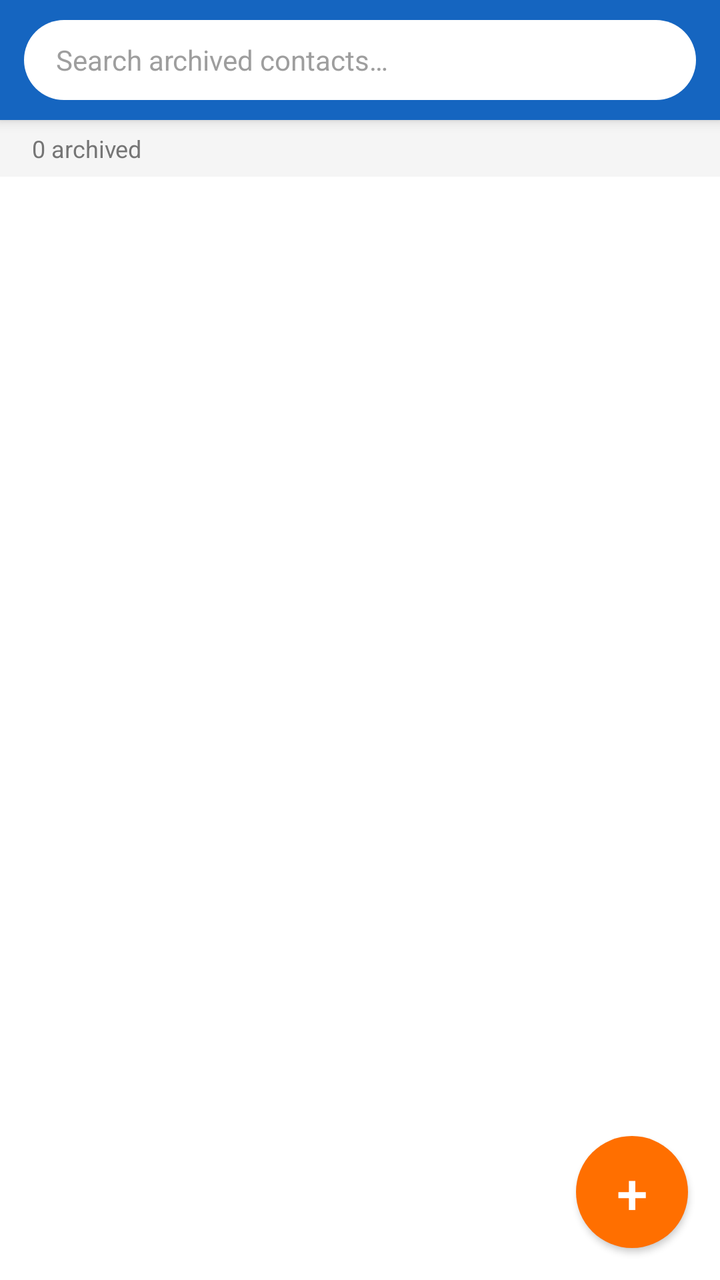
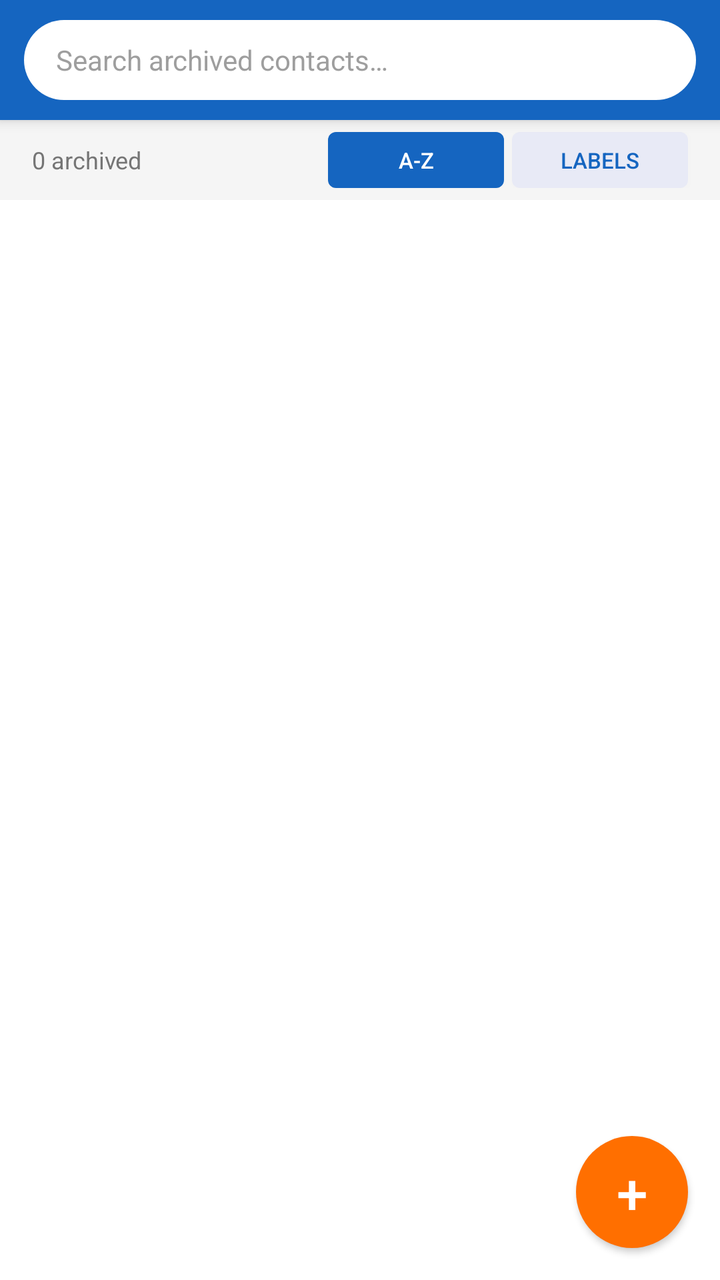

Compare the two renders of this Android layout. The source of the first and the diff that turns it into the second are given below.
<!-- AndroidManifest.xml: application theme android:Theme.Material.Light.DarkActionBar -->
<!-- res/layout/activity_main.xml -->
<?xml version="1.0" encoding="utf-8"?>
<FrameLayout xmlns:android="http://schemas.android.com/apk/res/android"
    android:layout_width="match_parent"
    android:layout_height="match_parent"
    android:background="#F5F5F5">

    <LinearLayout
        android:layout_width="match_parent"
        android:layout_height="match_parent"
        android:orientation="vertical">

        
        <LinearLayout
            android:id="@+id/layoutSearchBar"
            android:layout_width="match_parent"
            android:layout_height="wrap_content"
            android:orientation="horizontal"
            android:background="#1565C0"
            android:paddingLeft="12dp"
            android:paddingRight="12dp"
            android:paddingTop="10dp"
            android:paddingBottom="10dp"
            android:gravity="center_vertical"
            android:elevation="4dp">

            <EditText
                android:id="@+id/etSearch"
                android:layout_width="match_parent"
                android:layout_height="40dp"
                android:background="@drawable/bg_search"
                android:hint="@string/search_hint"
                android:paddingLeft="16dp"
                android:paddingRight="16dp"
                android:singleLine="true"
                android:inputType="text"
                android:imeOptions="actionSearch"
                android:textColor="#212121"
                android:textColorHint="#9E9E9E"
                android:textSize="14sp" />

        </LinearLayout>

        
        <LinearLayout
            android:layout_width="match_parent"
            android:layout_height="wrap_content"
            android:orientation="horizontal"
            android:paddingLeft="16dp"
            android:paddingRight="8dp"
            android:paddingTop="6dp"
            android:paddingBottom="6dp"
            android:background="#F5F5F5"
            android:gravity="center_vertical">

            <TextView
                android:id="@+id/tvCount"
                android:layout_width="0dp"
                android:layout_height="wrap_content"
                android:layout_weight="1"
                android:text="0 archived"
                android:textColor="#757575"
                android:textSize="12sp" />

        </LinearLayout>

        
        <ListView
            android:id="@+id/listArchived"
            android:layout_width="match_parent"
            android:layout_height="0dp"
            android:layout_weight="1"
            android:divider="#F0F0F0"
            android:dividerHeight="1dp"
            android:background="#FFFFFF" />

        <TextView
            android:id="@+id/tvEmpty"
            android:layout_width="match_parent"
            android:layout_height="0dp"
            android:layout_weight="1"
            android:gravity="center"
            android:text="@string/empty_archived"
            android:textColor="#BDBDBD"
            android:textSize="16sp"
            android:visibility="gone" />

    </LinearLayout>

    
    <Button
        android:id="@+id/fabArchive"
        android:layout_width="56dp"
        android:layout_height="56dp"
        android:layout_gravity="bottom|end"
        android:layout_margin="16dp"
        android:text="+"
        android:textSize="28sp"
        android:textColor="#FFFFFF"
        android:background="@drawable/bg_fab"
        android:elevation="6dp" />

</FrameLayout>
<!-- resources referenced by this layout -->
<resources>
  <!-- drawable bg_fab (drawable) -->
  <?xml version="1.0" encoding="utf-8"?>
  <ripple xmlns:android="http://schemas.android.com/apk/res/android"
      android:color="#1FFFFFFF">
      <item>
          <shape android:shape="oval">
              <solid android:color="#FF6F00" />
          </shape>
      </item>
  </ripple>
  <!-- drawable bg_search (drawable) -->
  <?xml version="1.0" encoding="utf-8"?>
  <shape xmlns:android="http://schemas.android.com/apk/res/android"
      android:shape="rectangle">
      <solid android:color="#FFFFFF" />
      <corners android:radius="24dp" />
  </shape>
  <string name="empty_archived">No archived contacts</string>
  <string name="search_hint">Search archived contacts…</string>
</resources>

<!-- the commit's change to res/layout/activity_main.xml (unified diff, before → after) -->
@@ -61,6 +61,30 @@
                 android:textColor="#757575"
                 android:textSize="12sp" />
 
+            <Button
+                android:id="@+id/btnToggleAlpha"
+                android:layout_width="wrap_content"
+                android:layout_height="28dp"
+                android:text="A-Z"
+                android:textSize="11sp"
+                android:paddingLeft="10dp"
+                android:paddingRight="10dp"
+                android:layout_marginRight="4dp"
+                android:background="@drawable/bg_toggle_active"
+                android:textColor="#FFFFFF" />
+
+            <Button
+                android:id="@+id/btnToggleLabel"
+                android:layout_width="wrap_content"
+                android:layout_height="28dp"
+                android:text="@string/title_labels"
+                android:textSize="11sp"
+                android:paddingLeft="10dp"
+                android:paddingRight="10dp"
+                android:layout_marginRight="8dp"
+                android:background="@drawable/bg_toggle_inactive"
+                android:textColor="#1565C0" />
+
         </LinearLayout>
 
         
<!-- resource entries referenced after the edit -->
@@ -17,7 +17,20 @@
       <solid android:color="#FFFFFF" />
       <corners android:radius="24dp" />
   </shape>
+  <!-- drawable bg_toggle_active (drawable) -->
+  <?xml version="1.0" encoding="utf-8"?>
+  <shape xmlns:android="http://schemas.android.com/apk/res/android">
+      <solid android:color="#1565C0" />
+      <corners android:radius="4dp" />
+  </shape>
+  <!-- drawable bg_toggle_inactive (drawable) -->
+  <?xml version="1.0" encoding="utf-8"?>
+  <shape xmlns:android="http://schemas.android.com/apk/res/android">
+      <solid android:color="#E8EAF6" />
+      <corners android:radius="4dp" />
+  </shape>
   <string name="empty_archived">No archived contacts</string>
   <string name="search_hint">Search archived contacts…</string>
+  <string name="title_labels">Labels</string>
 </resources>
 
